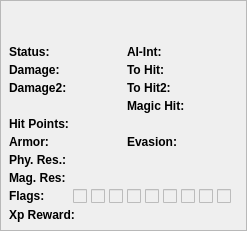
Old version of the form source/dungeonsubtilewidget.ui in the repository pionere/d1-graphics-tool.
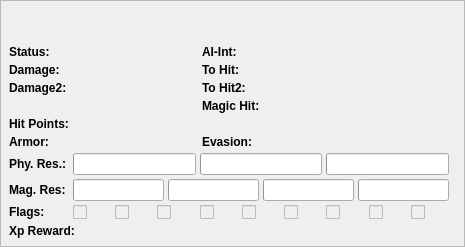
New version of the form.

Patch:
```diff
--- a/source/dungeonsubtilewidget.ui
+++ b/source/dungeonsubtilewidget.ui
@@ -194,23 +194,62 @@
       <item row="9" column="1" colspan="3">
        <layout class="QHBoxLayout">
         <item>
-         <widget class="QLabel" name="monsterResSlash">
-          <property name="toolTip">
-           <string>Slash resistance</string>
+         <!--widget class="QLabel" name="monsterResSlash"/-->
+         <widget class="QProgressBar" name="monsterResSlash">
+          <property name="fixedWidth">
+           <number>50</number>
           </property>
+          <property name="minimum">
+           <number>0</number>
+          </property>
+          <property name="maximum">
+           <number>100</number>
+          </property>
+          <property name="textVisible">
+           <bool>true</bool>
+          </property>
+          <property name="alignment">
+           <enum>Qt::AlignCenter</enum>
+          </property>
          </widget>
         </item>
         <item>
-         <widget class="QLabel" name="monsterResBlunt">
-          <property name="toolTip">
-           <string>Blunt resistance</string>
+         <!--widget class="QLabel" name="monsterResBlunt"/-->
+         <widget class="QProgressBar" name="monsterResBlunt">
+          <property name="fixedWidth">
+           <number>50</number>
           </property>
+          <property name="minimum">
+           <number>0</number>
+          </property>
+          <property name="maximum">
+           <number>100</number>
+          </property>
+          <property name="textVisible">
+           <bool>true</bool>
+          </property>
+          <property name="alignment">
+           <enum>Qt::AlignCenter</enum>
+          </property>
          </widget>
         </item>
         <item>
-         <widget class="QLabel" name="monsterResPunct">
-          <property name="toolTip">
-           <string>Puncture resistance</string>
+         <!--widget class="QLabel" name="monsterResPunct"/-->
+         <widget class="QProgressBar" name="monsterResPunct">
+          <property name="fixedWidth">
+           <number>50</number>
+          </property>
+          <property name="minimum">
+           <number>0</number>
+          </property>
+          <property name="maximum">
+           <number>100</number>
+          </property>
+          <property name="textVisible">
+           <bool>true</bool>
+          </property>
+          <property name="alignment">
+           <enum>Qt::AlignCenter</enum>
           </property>
          </widget>
         </item>
@@ -233,30 +272,82 @@
       <item row="10" column="1" colspan="3">
        <layout class="QHBoxLayout">
         <item>
-         <widget class="QLabel" name="monsterResFire">
-          <property name="toolTip">
-           <string>Fire resistance</string>
+         <!--widget class="QLabel" name="monsterResFire"/-->
+         <widget class="QProgressBar" name="monsterResFire">
+          <property name="fixedWidth">
+           <number>40</number>
           </property>
+          <property name="minimum">
+           <number>0</number>
+          </property>
+          <property name="maximum">
+           <number>100</number>
+          </property>
+          <property name="textVisible">
+           <bool>true</bool>
+          </property>
+          <property name="alignment">
+           <enum>Qt::AlignCenter</enum>
+          </property>
          </widget>
         </item>
         <item>
-         <widget class="QLabel" name="monsterResLight">
-          <property name="toolTip">
-           <string>Lightning resistance</string>
+         <!--widget class="QLabel" name="monsterResLight"/-->
+         <widget class="QProgressBar" name="monsterResLight">
+          <property name="fixedWidth">
+           <number>40</number>
           </property>
+          <property name="minimum">
+           <number>0</number>
+          </property>
+          <property name="maximum">
+           <number>100</number>
+          </property>
+          <property name="textVisible">
+           <bool>true</bool>
+          </property>
+          <property name="alignment">
+           <enum>Qt::AlignCenter</enum>
+          </property>
          </widget>
         </item>
         <item>
-         <widget class="QLabel" name="monsterResMagic">
-          <property name="toolTip">
-           <string>Magic resistance</string>
+         <!--widget class="QLabel" name="monsterResMagic"/-->
+         <widget class="QProgressBar" name="monsterResMagic">
+          <property name="fixedWidth">
+           <number>40</number>
           </property>
+          <property name="minimum">
+           <number>0</number>
+          </property>
+          <property name="maximum">
+           <number>100</number>
+          </property>
+          <property name="textVisible">
+           <bool>true</bool>
+          </property>
+          <property name="alignment">
+           <enum>Qt::AlignCenter</enum>
+          </property>
          </widget>
         </item>
         <item>
-         <widget class="QLabel" name="monsterResAcid">
-          <property name="toolTip">
-           <string>Acid resistance</string>
+         <!--widget class="QLabel" name="monsterResAcid"/-->
+         <widget class="QProgressBar" name="monsterResAcid">
+          <property name="fixedWidth">
+           <number>40</number>
+          </property>
+          <property name="minimum">
+           <number>0</number>
+          </property>
+          <property name="maximum">
+           <number>100</number>
+          </property>
+          <property name="textVisible">
+           <bool>true</bool>
+          </property>
+          <property name="alignment">
+           <enum>Qt::AlignCenter</enum>
           </property>
          </widget>
         </item>
```
